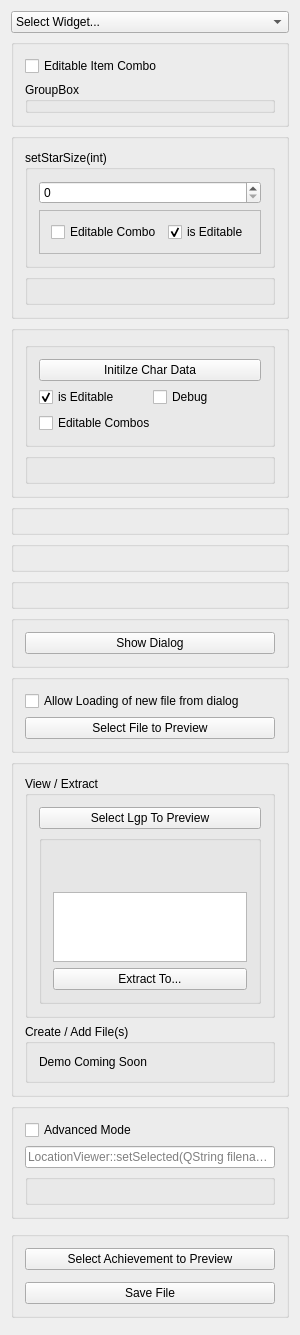
Old version of the form ff7tkDemo/mainwindow.ui in the repository sithlord48/ff7tk.
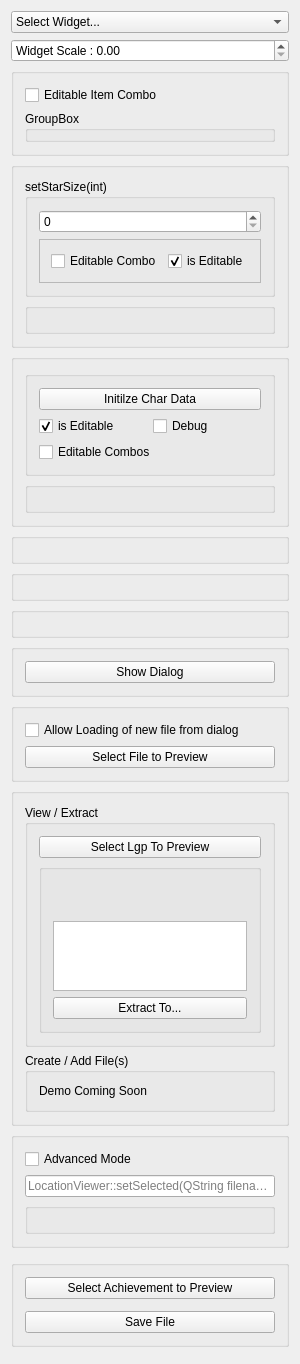
New version of the form.

The edit to the form file:
```diff
--- a/ff7tkDemo/mainwindow.ui
+++ b/ff7tkDemo/mainwindow.ui
@@ -6,8 +6,8 @@
    <rect>
     <x>0</x>
     <y>0</y>
-    <width>99</width>
-    <height>36</height>
+    <width>141</width>
+    <height>56</height>
    </rect>
   </property>
   <property name="sizePolicy">
@@ -95,6 +95,13 @@
       </item>
      </widget>
     </item>
+    <item>
+     <widget class="QDoubleSpinBox" name="sb_scale">
+      <property name="prefix">
+       <string>Widget Scale : </string>
+      </property>
+     </widget>
+    </item>
     <item>
      <widget class="QGroupBox" name="item_list_box">
       <property name="title">
```
